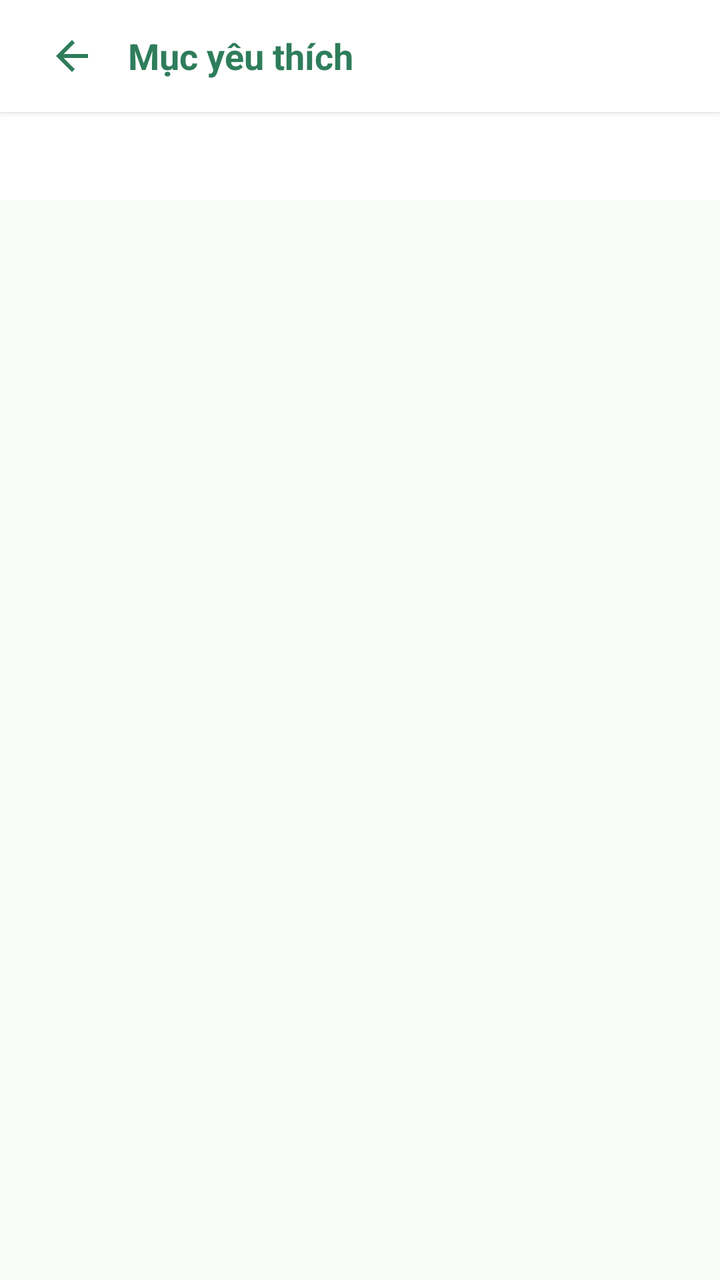
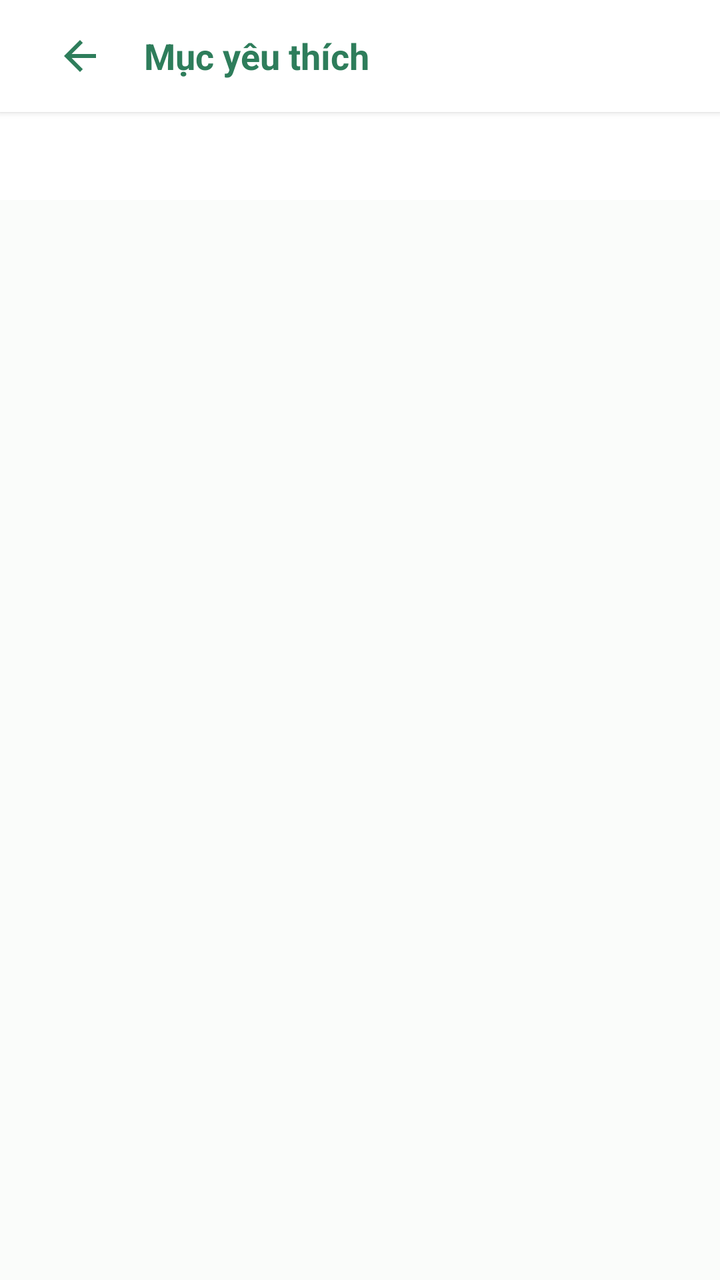

An Android layout rendered at two revisions. The XML below is the earlier revision; the diff shows what the commit changed to produce the second picture.
<!-- AndroidManifest.xml: application theme Theme.VietTable -->
<!-- res/layout/fragment_favorites.xml -->
<?xml version="1.0" encoding="utf-8"?>
<LinearLayout
    xmlns:android="http://schemas.android.com/apk/res/android"
    xmlns:app="http://schemas.android.com/apk/res-auto"
    android:layout_width="match_parent"
    android:layout_height="match_parent"
    android:background="@color/bg_cream"
    android:orientation="vertical">

    
    <LinearLayout
        android:layout_width="match_parent"
        android:layout_height="wrap_content"
        android:minHeight="56dp"
        android:tag="safe_top"
        android:background="@color/surface"
        android:elevation="2dp"
        android:gravity="center_vertical"
        android:orientation="horizontal"
        android:paddingHorizontal="16dp">

        <ImageButton
            android:id="@+id/btnBack"
            android:layout_width="40dp"
            android:layout_height="40dp"
            android:background="?attr/selectableItemBackgroundBorderless"
            android:src="@drawable/ic_back"
            app:tint="@color/primary" />

        <TextView
            android:layout_width="0dp"
            android:layout_height="wrap_content"
            android:layout_marginStart="8dp"
            android:layout_weight="1"
            android:text="@string/food_favorites_title"
            android:textColor="@color/primary"
            android:textSize="18sp"
            android:textStyle="bold" />
    </LinearLayout>

    <com.google.android.material.tabs.TabLayout
        android:id="@+id/tabLayoutFavorites"
        android:layout_width="match_parent"
        android:layout_height="44dp"
        android:background="@color/surface"
        app:tabIndicatorColor="@color/primary"
        app:tabSelectedTextColor="@color/primary"
        app:tabTextColor="@color/text_secondary" />

    <androidx.recyclerview.widget.RecyclerView
        android:id="@+id/rvFavorites"
        android:layout_width="match_parent"
        android:layout_height="match_parent"
        android:clipToPadding="false"
        android:padding="16dp" />

</LinearLayout>
<!-- resources referenced by this layout -->
<resources>
  <color name="bg_cream">#FAFCFA</color>
  <color name="primary">#2E7D5B</color>
  <color name="surface">#FFFFFF</color>
  <color name="text_secondary">#68766E</color>
  <string name="food_favorites_title">Mục yêu thích</string>
  <style name="Theme.VietTable" parent="Base.Theme.VietTable" />
  <style name="Base.Theme.VietTable" parent="Theme.Material3.Light.NoActionBar">
          
          <item name="colorPrimary">@color/primary</item>
          <item name="colorPrimaryDark">@color/primary_dark</item>
          <item name="colorOnPrimary">@color/on_primary</item>
          <item name="colorPrimaryContainer">@color/primary_container</item>
          <item name="colorOnPrimaryContainer">@color/on_primary_container</item>
  
          <item name="colorSecondary">@color/accent_gold</item>
          <item name="colorOnSecondary">@color/white</item>
          <item name="colorSecondaryContainer">@color/accent_gold_container</item>
          <item name="colorOnSecondaryContainer">@color/accent_gold_dark</item>
  
          <item name="android:colorBackground">@color/bg_cream</item>
          <item name="colorSurface">@color/surface</item>
          <item name="colorOnSurface">@color/text_primary</item>
          <item name="colorSurfaceVariant">@color/surface_variant</item>
  
          <item name="colorError">@color/semantic_error</item>
          <item name="colorOnError">@color/white</item>
  
          
          <item name="android:statusBarColor">@android:color/transparent</item>
          <item name="android:windowLightStatusBar">true</item>
          <item name="android:navigationBarColor">@android:color/transparent</item>
          <item name="android:windowLightNavigationBar">true</item>
  
          
          <item name="colorAccent">@color/primary</item>
          <item name="alertDialogTheme">@style/ThemeOverlay.VietTable.Dialog.Alert</item>
          <item name="materialAlertDialogTheme">@style/ThemeOverlay.VietTable.MaterialAlertDialog</item>
          <item name="buttonBarPositiveButtonStyle">@style/Widget.VietTable.Dialog.Button.Positive</item>
          <item name="buttonBarNegativeButtonStyle">@style/Widget.VietTable.Dialog.Button.Negative</item>
          <item name="buttonBarNeutralButtonStyle">@style/Widget.VietTable.Dialog.Button.Neutral</item>
          <item name="materialButtonStyle">@style/Widget.VietTable.Button.Primary</item>
          <item name="materialButtonOutlinedStyle">@style/Widget.VietTable.Button.Outlined</item>
          <item name="borderlessButtonStyle">@style/Widget.VietTable.Button.Text</item>
          <item name="materialCardViewStyle">@style/Widget.VietTable.Card</item>
          <item name="textInputStyle">@style/Widget.VietTable.TextInputLayout</item>
          <item name="toolbarStyle">@style/Widget.VietTable.Toolbar</item>
          <item name="bottomNavigationStyle">@style/Widget.VietTable.BottomNavigationView</item>
      </style>
  <color name="primary_dark">#24654A</color>
  <color name="on_primary">#FFFFFF</color>
  <color name="primary_container">#EEF7F2</color>
  <color name="on_primary_container">#1B4E38</color>
  <color name="accent_gold">#CCA862</color>
  <color name="white">#FFFFFFFF</color>
  <color name="accent_gold_container">#FAF5EB</color>
  <color name="accent_gold_dark">#9E7D33</color>
  <color name="text_primary">#222D27</color>
  <color name="surface_variant">#F3F7F5</color>
  <color name="semantic_error">#D32F2F</color>
  <color name="transparent">#00000000</color>
  <dimen name="btn_height_primary">52dp</dimen>
  <dimen name="radius_medium">12dp</dimen>
  <dimen name="radius_large">16dp</dimen>
  <dimen name="card_elevation">1.5dp</dimen>
  <color name="divider">#E9EFEB</color>
  <dimen name="card_stroke_width">1dp</dimen>
  <style name="TextAppearance.VietTable.BottomNav.Label" parent="TextAppearance.Material3.LabelSmall">
          <item name="android:textSize">11sp</item>
          <item name="android:textStyle">normal</item>
      </style>
  <dimen name="text_button">14sp</dimen>
  <!-- unchanged entries left out for length: 17 -->
</resources>

<!-- the commit's change to res/layout/fragment_favorites.xml (unified diff, before → after) -->
@@ -21,9 +21,10 @@
 
         <ImageButton
             android:id="@+id/btnBack"
-            android:layout_width="40dp"
-            android:layout_height="40dp"
+            android:layout_width="48dp"
+            android:layout_height="48dp"
             android:background="?attr/selectableItemBackgroundBorderless"
+            android:contentDescription="@string/a11y_back"
             android:src="@drawable/ic_back"
             app:tint="@color/primary" />
 
@@ -47,11 +48,44 @@
         app:tabSelectedTextColor="@color/primary"
         app:tabTextColor="@color/text_secondary" />
 
-    <androidx.recyclerview.widget.RecyclerView
-        android:id="@+id/rvFavorites"
+    <FrameLayout
         android:layout_width="match_parent"
-        android:layout_height="match_parent"
-        android:clipToPadding="false"
-        android:padding="16dp" />
+        android:layout_height="0dp"
+        android:layout_weight="1">
+        <androidx.recyclerview.widget.RecyclerView
+            android:id="@+id/rvFavorites"
+            android:layout_width="match_parent"
+            android:layout_height="match_parent"
+            android:clipToPadding="false"
+            android:padding="16dp" />
+        <LinearLayout
+            android:layout_width="match_parent"
+            android:layout_height="match_parent"
+            android:gravity="center"
+            android:orientation="vertical"
+            android:padding="32dp">
+            <com.google.android.material.progressindicator.CircularProgressIndicator
+                android:id="@+id/progressFavorites"
+                android:layout_width="40dp"
+                android:layout_height="40dp"
+                android:visibility="gone" />
+            <TextView
+                android:id="@+id/tvFavoriteState"
+                android:layout_width="match_parent"
+                android:layout_height="wrap_content"
+                android:gravity="center"
+                android:textColor="@color/text_secondary"
+                android:textSize="14sp"
+                android:visibility="gone" />
+            <com.google.android.material.button.MaterialButton
+                android:id="@+id/btnRetryFavorites"
+                style="@style/Widget.VietTable.Button.Outlined"
+                android:layout_width="wrap_content"
+                android:layout_height="wrap_content"
+                android:layout_marginTop="12dp"
+                android:text="@string/state_retry"
+                android:visibility="gone" />
+        </LinearLayout>
+    </FrameLayout>
 
 </LinearLayout>
<!-- resource entries referenced after the edit -->
@@ -4,7 +4,9 @@
   <color name="primary">#2E7D5B</color>
   <color name="surface">#FFFFFF</color>
   <color name="text_secondary">#68766E</color>
+  <string name="a11y_back">Quay lại</string>
   <string name="food_favorites_title">Mục yêu thích</string>
+  <string name="state_retry">Thử lại</string>
   <style name="Theme.VietTable" parent="Base.Theme.VietTable" />
   <style name="Base.Theme.VietTable" parent="Theme.Material3.Light.NoActionBar">
           
@@ -31,7 +33,6 @@
           <item name="android:statusBarColor">@android:color/transparent</item>
           <item name="android:windowLightStatusBar">true</item>
           <item name="android:navigationBarColor">@android:color/transparent</item>
-          <item name="android:windowLightNavigationBar">true</item>
   
           
           <item name="colorAccent">@color/primary</item>
